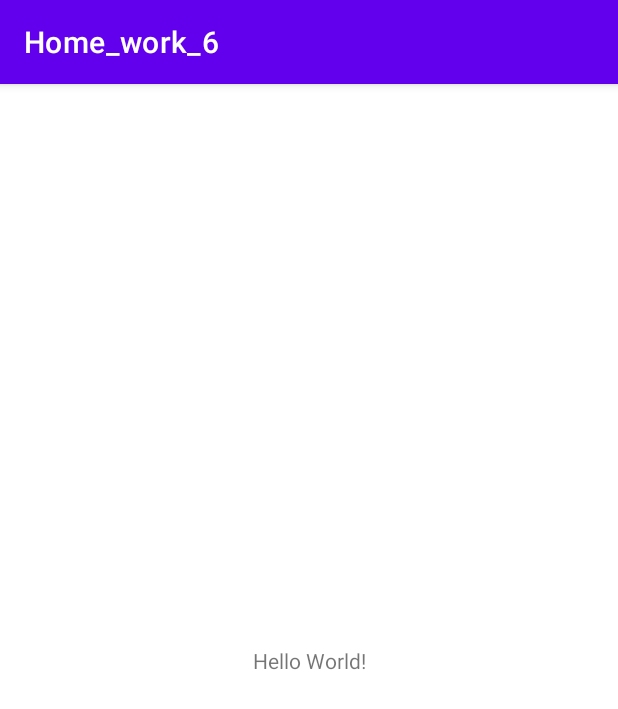
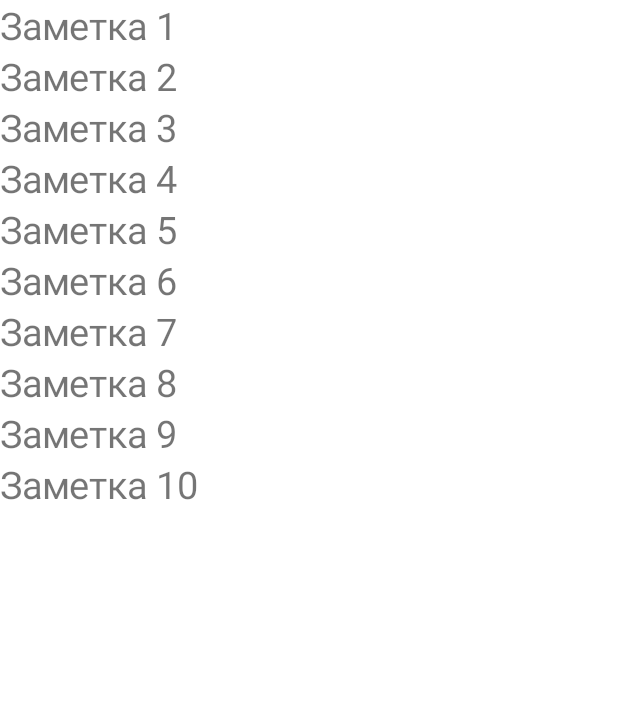
Before and after one commit to Aleh2806/Home_work_6, an Android app: the screen it shows after launch (MainActivity), on a phone screen of 412 x 824 dp. Shown: the top 709 px of the screen. Run offline under Robolectric (Android 15) with nearby library versions, the phone set to English and light mode, and no system bars.

Commit message:
Home_work_6

```diff
--- a/app/src/main/java/aleh/ahiyevich/home_work_6/MainActivity.java
+++ b/app/src/main/java/aleh/ahiyevich/home_work_6/MainActivity.java
@@ -2,7 +2,13 @@ package aleh.ahiyevich.home_work_6;
 
 import androidx.appcompat.app.AppCompatActivity;
 
+import android.content.res.Configuration;
 import android.os.Bundle;
+import android.view.View;
+import android.widget.Button;
+import android.widget.TextView;
+
+import java.time.LocalDateTime;
 
 public class MainActivity extends AppCompatActivity {
 
@@ -11,5 +17,14 @@ public class MainActivity extends AppCompatActivity {
         super.onCreate(savedInstanceState);
         setContentView(R.layout.activity_main);
 
+        // Проверяем, на первый запуск Активити
+        if (savedInstanceState == null) {
+            getSupportFragmentManager()
+                    .beginTransaction()
+                    .add(R.id.container_fragment, new NoteFragment())
+                    .commit();
+        }
+
+
     }
 }
--- /dev/null
+++ b/app/src/main/java/aleh/ahiyevich/home_work_6/Note.java
@@ -0,0 +1,71 @@
+package aleh.ahiyevich.home_work_6;
+
+import android.annotation.SuppressLint;
+import android.os.Build;
+
+import androidx.annotation.RequiresApi;
+
+import java.time.LocalDateTime;
+import java.util.Random;
+
+@RequiresApi(api = Build.VERSION_CODES.O)
+public class Note {
+
+    static Random random = new Random();
+    private static Note[] notes;
+
+    private String tittle;
+    private String description;
+    private LocalDateTime creationDate;
+
+
+    public String getTittle() {
+        return tittle;
+    }
+
+    public void setTittle(String tittle) {
+        this.tittle = tittle;
+    }
+
+    public String getDescription() {
+        return description;
+    }
+
+    public static Note[] getNotes() {
+        return notes;
+    }
+
+    public void setDescription(String description) {
+        this.description = description;
+    }
+
+    public LocalDateTime getCreationDate() {
+        return creationDate;
+    }
+
+    public void setCreationDate(LocalDateTime creationDate) {
+        this.creationDate = creationDate;
+    }
+
+    static {
+        notes = new Note[10];
+        for (int i = 0; i < notes.length; i++) {
+            notes[i] = Note.getNote(i);
+        }
+    }
+
+    public Note(String tittle, String description, LocalDateTime creationDate) {
+        this.tittle = tittle;
+        this.description = description;
+        this.creationDate = creationDate;
+    }
+
+
+    @SuppressLint("DefaultLocale")
+    public static Note getNote(int index){
+        String tittle = String.format("Заметка %d",index + 1);
+        String description = String.format("Описание заметки %d",index + 1);
+        LocalDateTime creationDate = LocalDateTime.now().plusDays(-random.nextInt(5));
+        return new Note(tittle,description,creationDate);
+    }
+}
--- /dev/null
+++ b/app/src/main/java/aleh/ahiyevich/home_work_6/NoteFragment.java
@@ -0,0 +1,122 @@
+package aleh.ahiyevich.home_work_6;
+
+
+import android.content.res.Configuration;
+import android.os.Build;
+import android.os.Bundle;
+
+import androidx.annotation.NonNull;
+import androidx.annotation.Nullable;
+import androidx.annotation.RequiresApi;
+import androidx.fragment.app.Fragment;
+import androidx.fragment.app.FragmentManager;
+import androidx.fragment.app.FragmentTransaction;
+
+
+import android.view.LayoutInflater;
+import android.view.View;
+import android.view.ViewGroup;
+import android.widget.LinearLayout;
+import android.widget.TextView;
+
+
+public class NoteFragment extends Fragment {
+
+    // переменные CURRENT_NOTES и currentNotes нам нужны в качестве ключа и значения
+    //для сохранения текущей позиции в списке
+    private static final String CURRENT_NOTES = "Current_notes";
+    // Текущая позиция (Выбраныная заметка)
+    private int currentNotes = 0;
+
+    @Override
+    public void onSaveInstanceState(@NonNull Bundle outState) {
+        outState.putInt(CURRENT_NOTES, currentNotes);
+        super.onSaveInstanceState(outState);
+    }
+
+    // Указываем макет фрагмента при создании
+    @Override
+    public View onCreateView(LayoutInflater inflater, ViewGroup container,
+                             Bundle savedInstanceState) {
+        return inflater.inflate(R.layout.fragment_note, container, false);
+    }
+
+
+    @RequiresApi(api = Build.VERSION_CODES.O)
+    @Override
+    public void onViewCreated(@NonNull View view, @Nullable Bundle savedInstanceState) {
+        super.onViewCreated(view, savedInstanceState);
+        // Восстановление текущей позиции (Выбранной заметки)
+        if (savedInstanceState != null) {
+            currentNotes = savedInstanceState.getInt(CURRENT_NOTES, 0);
+        }
+
+        //Выводим на экран проинициализированные элементы массива класса Note
+        initNotes(view);
+
+        // ЕСли ориентация ландшафтная, выводим сохраненный ранее выбранную заметку
+        if (isLand()) {
+            showDetailsLand(currentNotes);
+        }
+    }
+
+
+    // Метод инициализации и вывода на экран элементов массива класса Note
+    @RequiresApi(api = Build.VERSION_CODES.O)
+    public void initNotes(View view) {
+        LinearLayout layout = (LinearLayout) view;
+
+        // В этом цикле создаём элемент TextView,
+        // заполняем его значениями,
+        // и добавляем на экран.
+        for (int i = 0; i < Note.getNotes().length; i++) {
+            TextView tvTittle = new TextView(getContext());
+            tvTittle.setText(Note.getNotes()[i].getTittle());
+            tvTittle.setTextSize(25);
+            layout.addView(tvTittle);
+
+            final int position = i;
+            tvTittle.setOnClickListener(new View.OnClickListener() {
+                @Override
+                public void onClick(View view) {
+                    currentNotes = position;
+                    // Обработка нажатия и проверка ориентации экрана, после проверки запускается тот
+                    // или иной метод вывода фрагмента на экран
+                    if (isLand()) {
+                        showDetailsLand(position);
+                    } else {
+                        showDetails(position);
+                    }
+                }
+            });
+        }
+    }
+
+
+    // Проверка на ориентацию экрана
+    private boolean isLand() {
+        return getResources().getConfiguration().orientation == Configuration.ORIENTATION_LANDSCAPE;
+    }
+
+    // Метод вывода фрагмента на экран, если ориентация портретная
+    private void showDetails(int index) {
+        NoteDetailsFragment detailsFragment = NoteDetailsFragment.newInstance(index);
+        FragmentManager fm = requireActivity().getSupportFragmentManager();
+        FragmentTransaction ft = fm.beginTransaction();
+        ft.replace(R.id.container_fragment, detailsFragment);
+        ft.addToBackStack("");
+        ft.commit();
+    }
+
+    // Метод вывода фрагмента на экран, если ориентация ландшафтная
+    private void showDetailsLand(int index) {
+        NoteDetailsFragment detailsFragment = NoteDetailsFragment.newInstance(index);
+        FragmentManager fm = requireActivity().getSupportFragmentManager();
+        FragmentTransaction ft = fm.beginTransaction();
+        ft.replace(R.id.container_fragment2, detailsFragment);
+        ft.addToBackStack("");
+        ft.commit();
+    }
+
+
+}
--- /dev/null
+++ b/app/src/main/res/layout-land/activity_main.xml
@@ -0,0 +1,23 @@
+<?xml version="1.0" encoding="utf-8"?>
+
+<LinearLayout xmlns:android="http://schemas.android.com/apk/res/android"
+    android:layout_width="match_parent"
+    android:layout_height="match_parent">
+
+    <FrameLayout
+        android:id="@+id/container_fragment"
+        android:layout_width="0dp"
+        android:layout_height="match_parent"
+        android:layout_weight="1" />
+
+    <FrameLayout
+        android:id="@+id/container_fragment2"
+        android:layout_width="0dp"
+        android:layout_height="match_parent"
+        android:layout_weight="1">
+
+
+    </FrameLayout>
+
+
+</LinearLayout>
--- a/app/src/main/res/layout/activity_main.xml
+++ b/app/src/main/res/layout/activity_main.xml
@@ -1,18 +1,17 @@
 <?xml version="1.0" encoding="utf-8"?>
-<androidx.constraintlayout.widget.ConstraintLayout xmlns:android="http://schemas.android.com/apk/res/android"
-    xmlns:app="http://schemas.android.com/apk/res-auto"
-    xmlns:tools="http://schemas.android.com/tools"
+
+<FrameLayout xmlns:android="http://schemas.android.com/apk/res/android"
     android:layout_width="match_parent"
     android:layout_height="match_parent"
-    tools:context=".MainActivity">
+    android:orientation="vertical">
 
-    <TextView
-        android:layout_width="wrap_content"
-        android:layout_height="wrap_content"
-        android:text="Hello World!"
-        app:layout_constraintBottom_toBottomOf="parent"
-        app:layout_constraintEnd_toEndOf="parent"
-        app:layout_constraintStart_toStartOf="parent"
-        app:layout_constraintTop_toTopOf="parent" />
 
-</androidx.constraintlayout.widget.ConstraintLayout>
+    <FrameLayout
+        android:id="@+id/container_fragment"
+        android:layout_width="match_parent"
+        android:layout_height="match_parent">
+
+    </FrameLayout>
+
+
+</FrameLayout>
--- /dev/null
+++ b/app/src/main/res/layout/fragment_note.xml
@@ -0,0 +1,9 @@
+<?xml version="1.0" encoding="utf-8"?>
+<LinearLayout xmlns:android="http://schemas.android.com/apk/res/android"
+    android:layout_width="match_parent"
+    android:layout_height="match_parent"
+    android:orientation="vertical"
+    android:background="@color/white">
+
+
+</LinearLayout>
--- a/app/src/main/res/values-night/themes.xml
+++ b/app/src/main/res/values-night/themes.xml
@@ -2,12 +2,12 @@
     <!-- Base application theme. -->
     <style name="Theme.Home_work_6" parent="Theme.MaterialComponents.DayNight.DarkActionBar">
         <!-- Primary brand color. -->
-        <item name="colorPrimary">@color/purple_200</item>
-        <item name="colorPrimaryVariant">@color/purple_700</item>
+        <item name="colorPrimary">@color/red</item>
+        <item name="colorPrimaryVariant">@color/yellow</item>
         <item name="colorOnPrimary">@color/black</item>
         <!-- Secondary brand color. -->
-        <item name="colorSecondary">@color/teal_200</item>
-        <item name="colorSecondaryVariant">@color/teal_200</item>
+        <item name="colorSecondary">@color/blue</item>
+        <item name="colorSecondaryVariant">@color/light_blue</item>
         <item name="colorOnSecondary">@color/black</item>
         <!-- Status bar color. -->
         <item name="android:statusBarColor" tools:targetApi="l">?attr/colorPrimaryVariant</item>
--- a/app/src/main/res/values/colors.xml
+++ b/app/src/main/res/values/colors.xml
@@ -1,10 +1,10 @@
 <?xml version="1.0" encoding="utf-8"?>
 <resources>
-    <color name="purple_200">#FFBB86FC</color>
-    <color name="purple_500">#FF6200EE</color>
-    <color name="purple_700">#FF3700B3</color>
-    <color name="teal_200">#FF03DAC5</color>
-    <color name="teal_700">#FF018786</color>
+    <color name="light_blue">#00FFD9</color>
+    <color name="yellow">#FFE500</color>
+    <color name="blue">#4E00FF</color>
+    <color name="green">#08B339</color>
+    <color name="red">#FF0000</color>
     <color name="black">#FF000000</color>
     <color name="white">#FFFFFFFF</color>
 </resources>
--- a/app/src/main/res/values/themes.xml
+++ b/app/src/main/res/values/themes.xml
@@ -1,13 +1,13 @@
 <resources xmlns:tools="http://schemas.android.com/tools">
     <!-- Base application theme. -->
-    <style name="Theme.Home_work_6" parent="Theme.MaterialComponents.DayNight.DarkActionBar">
+    <style name="Theme.Home_work_6" parent="Theme.MaterialComponents.DayNight.NoActionBar">
         <!-- Primary brand color. -->
-        <item name="colorPrimary">@color/purple_500</item>
-        <item name="colorPrimaryVariant">@color/purple_700</item>
+        <item name="colorPrimary">@color/blue</item>
+        <item name="colorPrimaryVariant">@color/blue</item>
         <item name="colorOnPrimary">@color/white</item>
         <!-- Secondary brand color. -->
-        <item name="colorSecondary">@color/teal_200</item>
-        <item name="colorSecondaryVariant">@color/teal_700</item>
+        <item name="colorSecondary">@color/yellow</item>
+        <item name="colorSecondaryVariant">@color/light_blue</item>
         <item name="colorOnSecondary">@color/black</item>
         <!-- Status bar color. -->
         <item name="android:statusBarColor" tools:targetApi="l">?attr/colorPrimaryVariant</item>
```
Also changed, not shown: app/src/main/java/aleh/ahiyevich/home_work_6/NoteDetailsFragment.java (added, +70 -0 lines), app/src/main/res/layout/fragment_note_details.xml (added, +20 -0 lines), app/src/main/res/values/strings.xml (+8 -0 lines).
